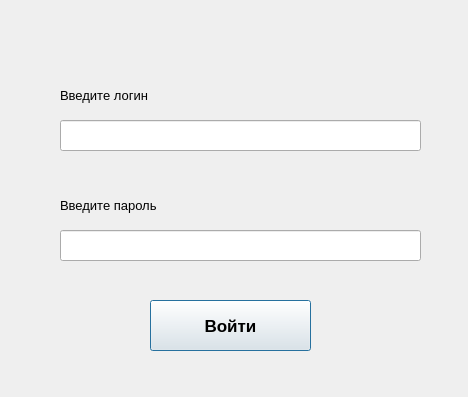
Before: the Qt Designer form pythonProject2/dialogPass.ui in dhdbd3uwh/information_technology, drawn with Qt 5.
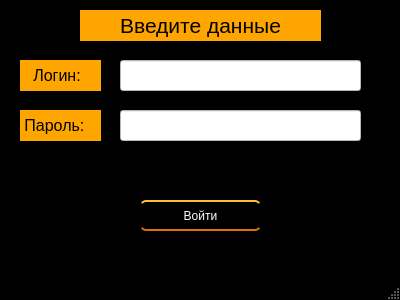
After: the same form once the commit is applied. Icons and pictures are not drawn.

```diff
--- a/pythonProject2/dialogPass.ui
+++ b/pythonProject2/dialogPass.ui
@@ -1,101 +1,177 @@
 <?xml version="1.0" encoding="UTF-8"?>
 <ui version="4.0">
- <class>Dialog</class>
- <widget class="QDialog" name="Dialog">
+ <class>MainWindow</class>
+ <widget class="QMainWindow" name="MainWindow">
   <property name="geometry">
    <rect>
     <x>0</x>
     <y>0</y>
-    <width>468</width>
-    <height>397</height>
+    <width>400</width>
+    <height>300</height>
    </rect>
   </property>
+  <property name="minimumSize">
+   <size>
+    <width>400</width>
+    <height>300</height>
+   </size>
+  </property>
+  <property name="maximumSize">
+   <size>
+    <width>400</width>
+    <height>300</height>
+   </size>
+  </property>
   <property name="windowTitle">
    <string>Аутентификация пользователя</string>
   </property>
-  <property name="windowIcon">
-   <iconset>
-    <normaloff>../../Downloads/ghjuf/icon.png</normaloff>../../Downloads/ghjuf/icon.png</iconset>
+  <property name="styleSheet">
+   <string notr="true">QMainWindow {
+background-color:black
+}
+
+QLabel {
+text-align: center;
+Set-text:&quot;Введите данные&quot;;
+background-color:orange;
+}
+
+QLineEdit {
+background-color:white;
+}</string>
   </property>
-  <property name="toolTipDuration">
-   <number>1</number>
-  </property>
-  <widget class="QPushButton" name="pushButton">
-   <property name="geometry">
-    <rect>
-     <x>150</x>
-     <y>300</y>
-     <width>161</width>
-     <height>51</height>
-    </rect>
-   </property>
-   <property name="font">
-    <font>
-     <pointsize>13</pointsize>
-     <weight>75</weight>
-     <bold>true</bold>
-    </font>
-   </property>
-   <property name="text">
-    <string>Войти</string>
-   </property>
+  <widget class="QWidget" name="centralwidget">
+   <widget class="QLabel" name="label_3">
+    <property name="geometry">
+     <rect>
+      <x>20</x>
+      <y>110</y>
+      <width>81</width>
+      <height>31</height>
+     </rect>
+    </property>
+    <property name="font">
+     <font>
+      <pointsize>12</pointsize>
+     </font>
+    </property>
+    <property name="text">
+     <string> Пароль:</string>
+    </property>
+   </widget>
+   <widget class="QLabel" name="label">
+    <property name="geometry">
+     <rect>
+      <x>80</x>
+      <y>10</y>
+      <width>241</width>
+      <height>31</height>
+     </rect>
+    </property>
+    <property name="font">
+     <font>
+      <pointsize>16</pointsize>
+     </font>
+    </property>
+    <property name="styleSheet">
+     <string notr="true"/>
+    </property>
+    <property name="text">
+     <string>Введите данные</string>
+    </property>
+    <property name="alignment">
+     <set>Qt::AlignCenter</set>
+    </property>
+   </widget>
+   <widget class="QLineEdit" name="lineEdit_2">
+    <property name="geometry">
+     <rect>
+      <x>120</x>
+      <y>110</y>
+      <width>241</width>
+      <height>31</height>
+     </rect>
+    </property>
+   </widget>
+   <widget class="QLineEdit" name="lineEdit">
+    <property name="geometry">
+     <rect>
+      <x>120</x>
+      <y>60</y>
+      <width>241</width>
+      <height>31</height>
+     </rect>
+    </property>
+    <property name="styleSheet">
+     <string notr="true">text:&quot;log&quot;</string>
+    </property>
+   </widget>
+   <widget class="QPushButton" name="pushButton">
+    <property name="geometry">
+     <rect>
+      <x>140</x>
+      <y>200</y>
+      <width>121</width>
+      <height>31</height>
+     </rect>
+    </property>
+    <property name="styleSheet">
+     <string notr="true">QPushButton {
+display: inline-block;
+color: white;
+text-decoration: none;
+padding: .5em 2em;
+outline: none;
+border-width: 2px 0;
+border-style: solid none;
+border-color: #FDBE33 #000 #D77206;
+border-radius: 6px;
+background: linear-gradient(#F3AE0F, #E38916) #E38916;
+transition: 0.2s;
+}
+
+QPushButton:hover {
+background: linear-gradient(#f5ae00, #f59500) #f5ae00;
+}
+
+QPushButton:pressed {
+background: linear-gradient(#f59500, #f5ae00) #f59500;
+}</string>
+    </property>
+    <property name="text">
+     <string>Войти</string>
+    </property>
+   </widget>
+   <widget class="QLabel" name="label_2">
+    <property name="geometry">
+     <rect>
+      <x>20</x>
+      <y>60</y>
+      <width>81</width>
+      <height>31</height>
+     </rect>
+    </property>
+    <property name="font">
+     <font>
+      <pointsize>12</pointsize>
+     </font>
+    </property>
+    <property name="text">
+     <string>   Логин:</string>
+    </property>
+   </widget>
   </widget>
-  <widget class="QLineEdit" name="lineEdit">
+  <widget class="QMenuBar" name="menubar">
    <property name="geometry">
     <rect>
-     <x>60</x>
-     <y>120</y>
-     <width>361</width>
-     <height>31</height>
+     <x>0</x>
+     <y>0</y>
+     <width>400</width>
+     <height>26</height>
     </rect>
    </property>
   </widget>
-  <widget class="QLineEdit" name="lineEdit_2">
-   <property name="geometry">
-    <rect>
-     <x>60</x>
-     <y>230</y>
-     <width>361</width>
-     <height>31</height>
-    </rect>
-   </property>
-  </widget>
-  <widget class="QLabel" name="label">
-   <property name="geometry">
-    <rect>
-     <x>60</x>
-     <y>80</y>
-     <width>221</width>
-     <height>31</height>
-    </rect>
-   </property>
-   <property name="font">
-    <font>
-     <pointsize>10</pointsize>
-    </font>
-   </property>
-   <property name="text">
-    <string>Введите логин</string>
-   </property>
-  </widget>
-  <widget class="QLabel" name="label_2">
-   <property name="geometry">
-    <rect>
-     <x>60</x>
-     <y>190</y>
-     <width>221</width>
-     <height>31</height>
-    </rect>
-   </property>
-   <property name="font">
-    <font>
-     <pointsize>10</pointsize>
-    </font>
-   </property>
-   <property name="text">
-    <string>Введите пароль</string>
-   </property>
-  </widget>
+  <widget class="QStatusBar" name="statusbar"/>
  </widget>
  <resources/>
  <connections/>
```
Left out of the diff: 2 changed lines with no effect on the pictures.
